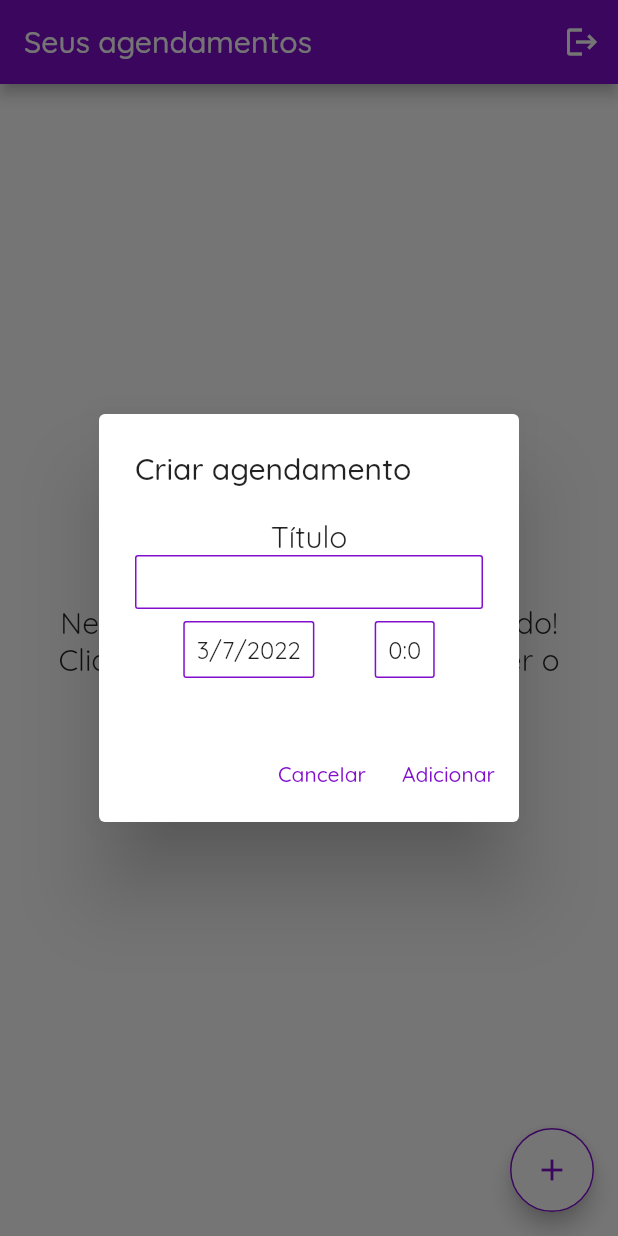
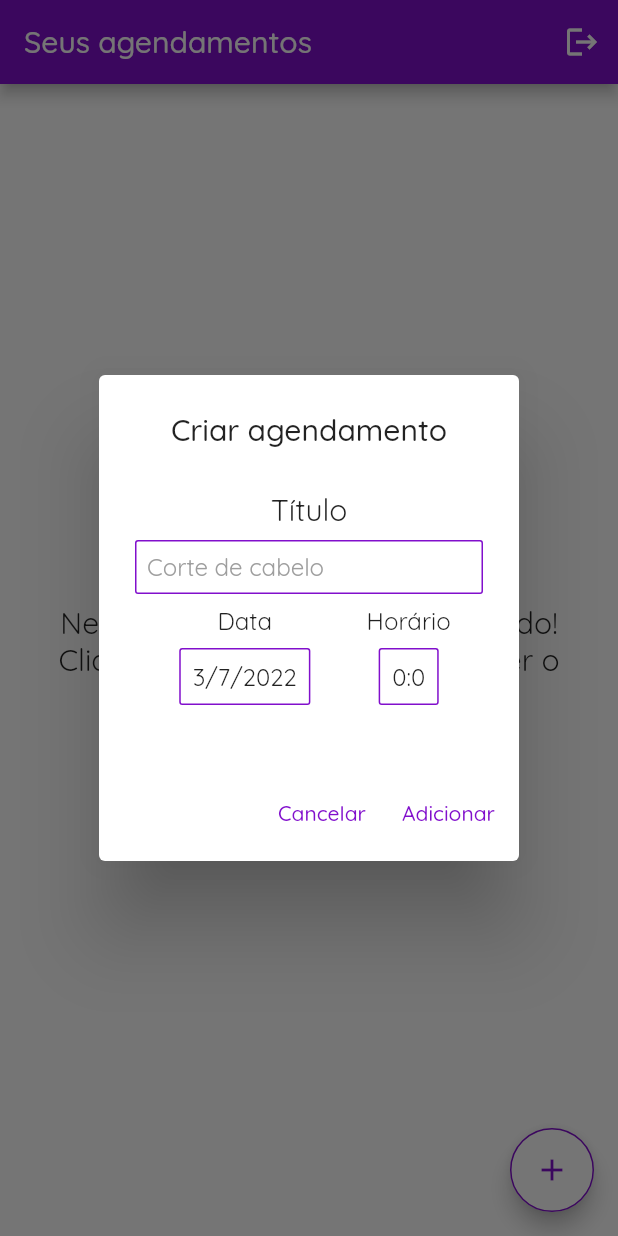
Before and after one commit to Domnus/leilabeleiza, a Flutter app: the Home screen opened by its route, after a tap on the "add" icon, on a phone screen of 412 x 824 dp. Run offline on Flutter 3.47's test engine with Material 2 defaults, Android fonts, the phone set to English and light mode, and no system bars; our stand-ins replace flutter_dotenv, get_it, google_fonts, shared_preferences, supabase_flutter; accounts and stored records are empty.

Commit message:
Atualizado: Estilo de alguns componentes

```diff
--- a/lib/components/add_appointment.dart
+++ b/lib/components/add_appointment.dart
@@ -1,3 +1,5 @@
+import 'dart:ui';
+
 import 'package:flutter/Material.dart';
 import 'package:intl/intl.dart';
 import 'package:leilabeleiza/components/time_modal.dart';
@@ -24,16 +26,19 @@ class _AddAppointmentState extends State<AddAppointment> {
   Widget build(BuildContext context) {
     return AlertDialog(
       backgroundColor: Colors.white,
-      title: const Text("Criar agendamento"),
+      title: const Center(child: Text("Criar agendamento")),
       content: Column(
         mainAxisSize: MainAxisSize.min,
         children: [
           Column(
             children: [
-              const Text('Título',
+              const Padding(
+                padding: EdgeInsets.all(8.0),
+                child: Text('Título',
                     style: TextStyle(
                       fontSize: 20,
                     )),
+              ),
               TextFormField(
                 controller: _tituloController,
                 obscureText: false,
@@ -41,7 +46,8 @@ class _AddAppointmentState extends State<AddAppointment> {
                 decoration: InputDecoration(
                   isDense: true,
                   contentPadding: const EdgeInsets.all(8),
-                  hintText: 'Pintura de cabelo',
+                  hintText: 'Corte de cabelo',
+                  hintStyle: const TextStyle(color: Colors.grey),
                   enabledBorder: OutlineInputBorder(
                       borderSide: BorderSide(
                           color: Theme.of(context).colorScheme.primary,
@@ -60,7 +66,12 @@ class _AddAppointmentState extends State<AddAppointment> {
             mainAxisAlignment: MainAxisAlignment.spaceEvenly,
             children: [
               InkWell(
-                  child: Container(
+                  child: Padding(
+                    padding: const EdgeInsets.all(8.0),
+                    child: Column(
+                      children: [
+                        const Text("Data"),
+                        Container(
                           margin: const EdgeInsets.all(8),
                           decoration: BoxDecoration(
                               border: Border.all(
@@ -74,6 +85,9 @@ class _AddAppointmentState extends State<AddAppointment> {
                                 .toString()),
                           ),
                         ),
+                      ],
+                    ),
+                  ),
                   onTap: () async {
                     DateTime selecionado =
                         await showDateDialog(context, DateTime.now());
@@ -83,7 +97,12 @@ class _AddAppointmentState extends State<AddAppointment> {
                     });
                   }),
               InkWell(
-                child: Container(
+                child: Padding(
+                  padding: const EdgeInsets.all(8.0),
+                  child: Column(
+                    children: [
+                      const Text("Horário"),
+                      Container(
                         margin: const EdgeInsets.all(8),
                         decoration: BoxDecoration(
                             border: Border.all(
@@ -102,6 +121,9 @@ class _AddAppointmentState extends State<AddAppointment> {
                                     _timeSelected!.minute),
                               )
                               .toString()),
+                        ),
+                      ),
+                    ],
                   ),
                 ),
                 onTap: () async {
```
Also changed, not shown: lib/components/Agendamento.dart (+10 -4 lines), lib/components/update_appointment_modal.dart (+23 -18 lines). Lines whose indentation alone changed are shown as unchanged.
